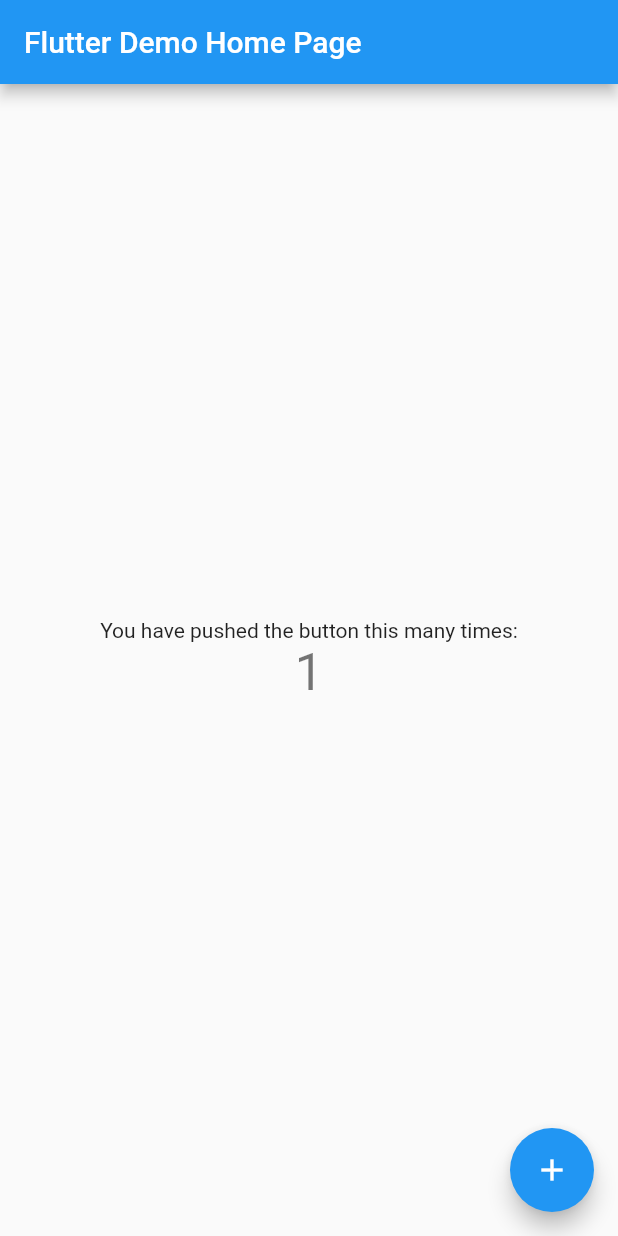
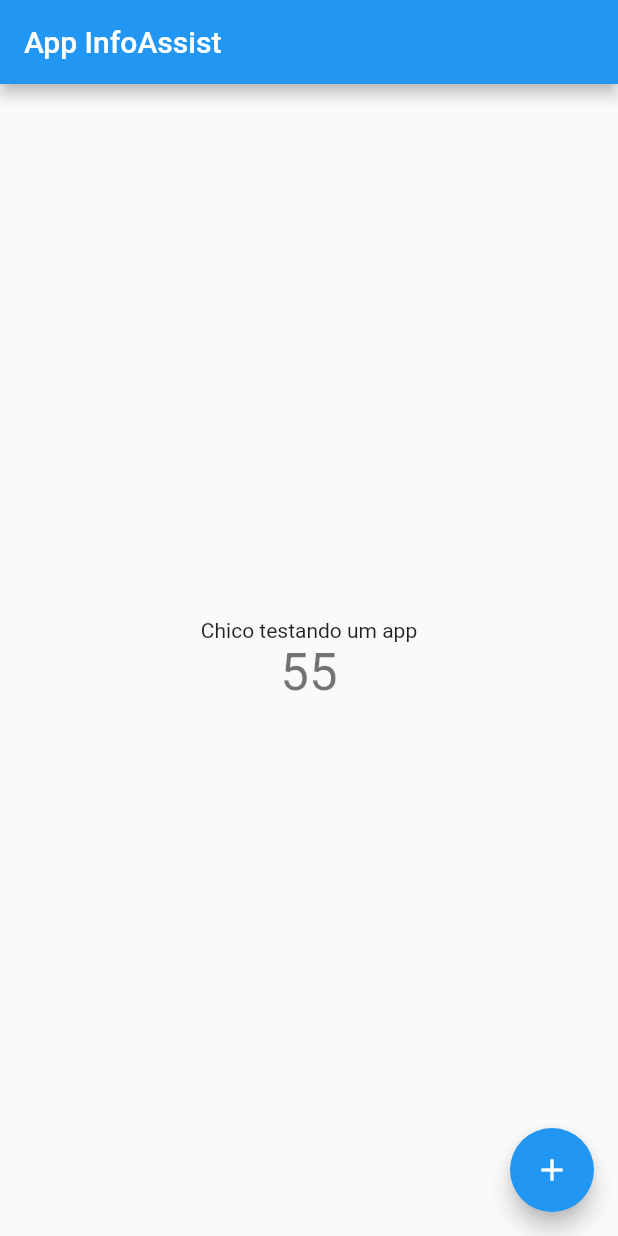
Before and after one commit to franciscodonini/app-infoassist, a Flutter app: the MyHomePage screen opened directly, after a tap on the "add" icon, on a phone screen of 412 x 824 dp. Run offline on Flutter 3.47's test engine with Material 2 defaults, Android fonts, the phone set to English and light mode, and no system bars.

Commit message:
# Remoção dos comentários e import de get lib

```diff
--- a/app/lib/main.dart
+++ b/app/lib/main.dart
@@ -7,39 +7,20 @@ void main() {
 class MyApp extends StatelessWidget {
   const MyApp({Key? key}) : super(key: key);
 
-  // This widget is the root of your application.
   @override
   Widget build(BuildContext context) {
     return MaterialApp(
       title: 'Flutter Demo',
       theme: ThemeData(
-        // This is the theme of your application.
-        //
-        // Try running your application with "flutter run". You'll see the
-        // application has a blue toolbar. Then, without quitting the app, try
-        // changing the primarySwatch below to Colors.green and then invoke
-        // "hot reload" (press "r" in the console where you ran "flutter run",
-        // or simply save your changes to "hot reload" in a Flutter IDE).
-        // Notice that the counter didn't reset back to zero; the application
-        // is not restarted.
         primarySwatch: Colors.blue,
       ),
-      home: const MyHomePage(title: 'Flutter Demo Home Page'),
+      home: const MyHomePage(title: 'App InfoAssist'),
     );
   }
 }
 
 class MyHomePage extends StatefulWidget {
   const MyHomePage({Key? key, required this.title}) : super(key: key);
-
-  // This widget is the home page of your application. It is stateful, meaning
-  // that it has a State object (defined below) that contains fields that affect
-  // how it looks.
-
-  // This class is the configuration for the state. It holds the values (in this
-  // case the title) provided by the parent (in this case the App widget) and
-  // used by the build method of the State. Fields in a Widget subclass are
-  // always marked "final".
 
   final String title;
 
@@ -52,51 +33,22 @@ class _MyHomePageState extends State<MyHomePage> {
 
   void _incrementCounter() {
     setState(() {
-      // This call to setState tells the Flutter framework that something has
-      // changed in this State, which causes it to rerun the build method below
-      // so that the display can reflect the updated values. If we changed
-      // _counter without calling setState(), then the build method would not be
-      // called again, and so nothing would appear to happen.
-      _counter++;
+      _counter += 55;
     });
   }
 
   @override
   Widget build(BuildContext context) {
-    // This method is rerun every time setState is called, for instance as done
-    // by the _incrementCounter method above.
-    //
-    // The Flutter framework has been optimized to make rerunning build methods
-    // fast, so that you can just rebuild anything that needs updating rather
-    // than having to individually change instances of widgets.
     return Scaffold(
       appBar: AppBar(
-        // Here we take the value from the MyHomePage object that was created by
-        // the App.build method, and use it to set our appbar title.
         title: Text(widget.title),
       ),
       body: Center(
-        // Center is a layout widget. It takes a single child and positions it
-        // in the middle of the parent.
         child: Column(
-          // Column is also a layout widget. It takes a list of children and
-          // arranges them vertically. By default, it sizes itself to fit its
-          // children horizontally, and tries to be as tall as its parent.
-          //
-          // Invoke "debug painting" (press "p" in the console, choose the
-          // "Toggle Debug Paint" action from the Flutter Inspector in Android
-          // Studio, or the "Toggle Debug Paint" command in Visual Studio Code)
-          // to see the wireframe for each widget.
-          //
-          // Column has various properties to control how it sizes itself and
-          // how it positions its children. Here we use mainAxisAlignment to
-          // center the children vertically; the main axis here is the vertical
-          // axis because Columns are vertical (the cross axis would be
-          // horizontal).
           mainAxisAlignment: MainAxisAlignment.center,
           children: <Widget>[
             const Text(
-              'You have pushed the button this many times:',
+              'Chico testando um app',
             ),
             Text(
               '$_counter',
@@ -109,7 +61,7 @@ class _MyHomePageState extends State<MyHomePage> {
         onPressed: _incrementCounter,
         tooltip: 'Increment',
         child: const Icon(Icons.add),
-      ), // This trailing comma makes auto-formatting nicer for build methods.
+      ),
     );
   }
 }
```
Also changed, not shown: app/pubspec.yaml (+2 -65 lines).
